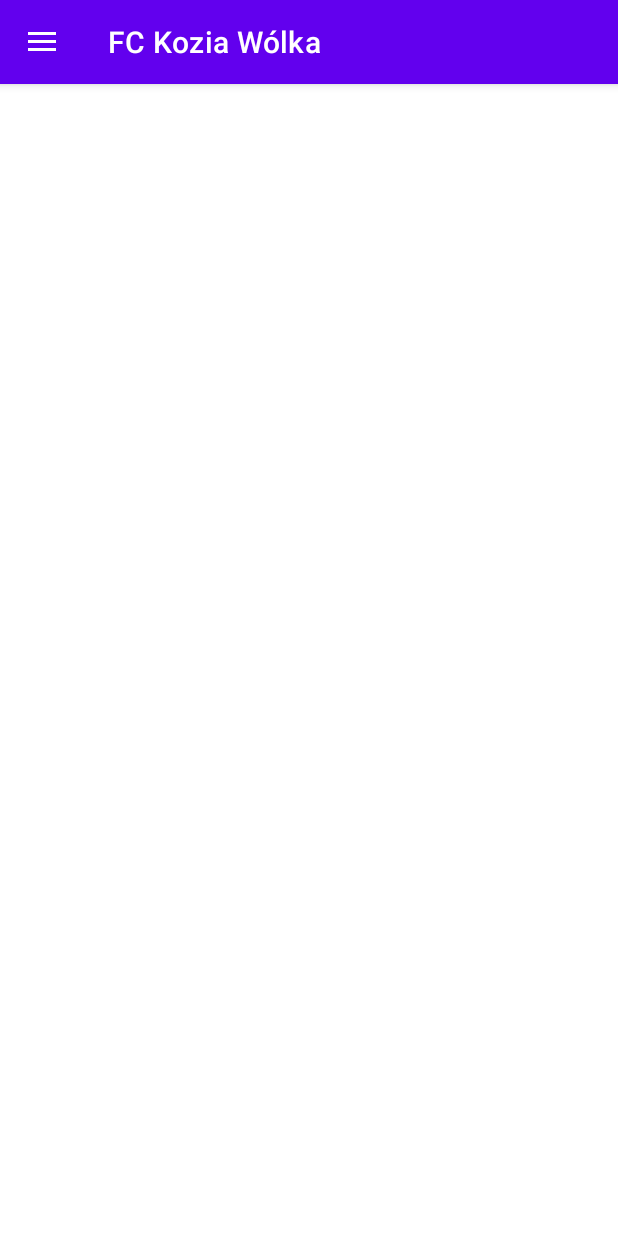
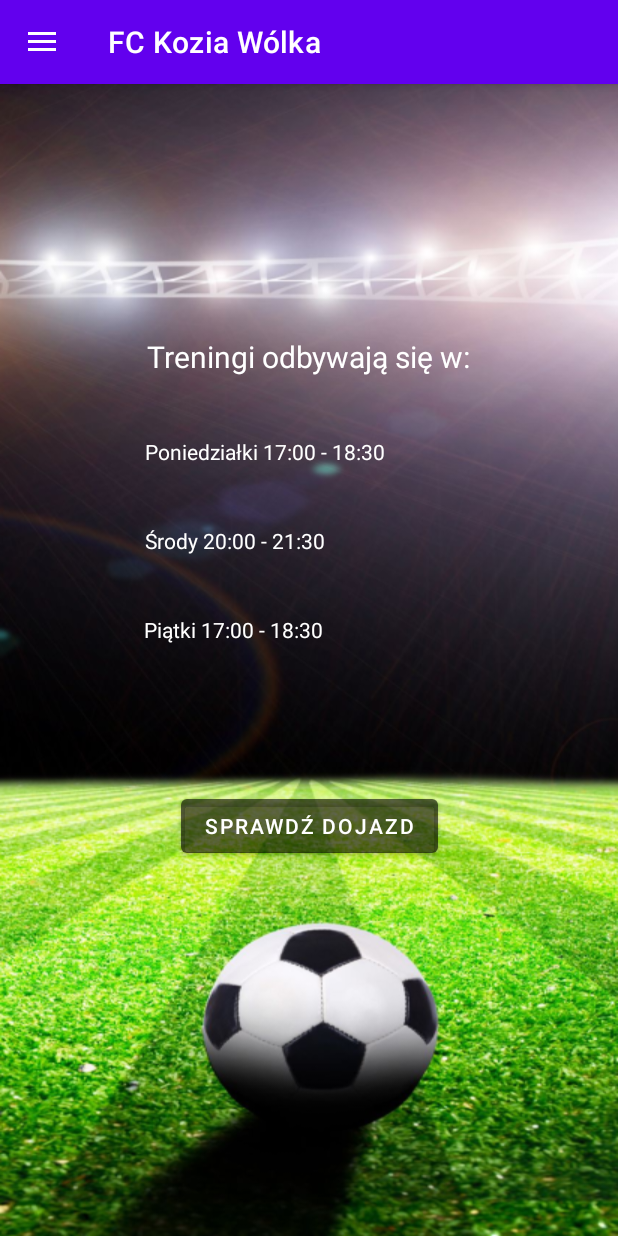
Before and after one commit to pnow1902/ProjektAndroid, an Android app: the fragment Training placed in its activity, in the side drawer, after a tap on "Treningi", on a phone screen of 412 x 824 dp. Run offline under Robolectric (Android 15) with nearby library versions, the phone set to English and light mode, and no system bars.

Commit message:
Third commit (Map added)

```diff
--- a/app/build.gradle
+++ b/app/build.gradle
@@ -41,6 +41,7 @@ dependencies {
     implementation 'androidx.constraintlayout:constraintlayout:2.0.4'
     implementation 'com.google.android.material:material:1.1.0'
     implementation 'com.github.barteksc:android-pdf-viewer:2.8.2'
+    implementation 'com.google.android.gms:play-services-maps:17.0.0'
     testImplementation 'junit:junit:4.+'
     androidTestImplementation 'androidx.test.ext:junit:1.1.2'
     androidTestImplementation 'androidx.test.espresso:espresso-core:3.3.0'
--- a/app/src/main/java/com/example/navigationdrawerapapplication/Contact.kt
+++ b/app/src/main/java/com/example/navigationdrawerapapplication/Contact.kt
@@ -16,7 +16,7 @@ class Contact : Fragment(), View.OnClickListener {
         container: ViewGroup?,
         savedInstanceState: Bundle?
     ): View? {
-        val view: View = inflater!!.inflate(R.layout.fragment_contact, container, false)
+        val view: View = inflater.inflate(R.layout.fragment_contact, container, false)
         val btn2: Button = view.findViewById(R.id.button2)
         btn2.setOnClickListener(this)
         return view
--- a/app/src/main/java/com/example/navigationdrawerapapplication/Home.kt
+++ b/app/src/main/java/com/example/navigationdrawerapapplication/Home.kt
@@ -20,7 +20,7 @@ class Home : Fragment(), View.OnClickListener {
         container: ViewGroup?,
         savedInstanceState: Bundle?
     ): View? {
-        val view: View = inflater!!.inflate(R.layout.fragment_home, container, false)
+        val view: View = inflater.inflate(R.layout.fragment_home, container, false)
         val btn: Button = view.findViewById(R.id.button)
         btn.setOnClickListener(this)
         return view
--- /dev/null
+++ b/app/src/main/java/com/example/navigationdrawerapapplication/Map.kt
@@ -0,0 +1,43 @@
+package com.example.navigationdrawerapapplication
+
+import androidx.appcompat.app.AppCompatActivity
+import android.os.Bundle
+
+import com.google.android.gms.maps.CameraUpdateFactory
+import com.google.android.gms.maps.GoogleMap
+import com.google.android.gms.maps.OnMapReadyCallback
+import com.google.android.gms.maps.SupportMapFragment
+import com.google.android.gms.maps.model.LatLng
+import com.google.android.gms.maps.model.MarkerOptions
+
+class Map : AppCompatActivity(), OnMapReadyCallback {
+
+    private lateinit var mMap: GoogleMap
+
+    override fun onCreate(savedInstanceState: Bundle?) {
+        super.onCreate(savedInstanceState)
+        setContentView(R.layout.activity_map)
+        // Obtain the SupportMapFragment and get notified when the map is ready to be used.
+        val mapFragment = supportFragmentManager
+            .findFragmentById(R.id.map) as SupportMapFragment
+        mapFragment.getMapAsync(this)
+    }
+
+    /**
+     * Manipulates the map once available.
+     * This callback is triggered when the map is ready to be used.
+     * This is where we can add markers or lines, add listeners or move the camera. In this case,
+     * we just add a marker near Sydney, Australia.
+     * If Google Play services is not installed on the device, the user will be prompted to install
+     * it inside the SupportMapFragment. This method will only be triggered once the user has
+     * installed Google Play services and returned to the app.
+     */
+    override fun onMapReady(googleMap: GoogleMap) {
+        mMap = googleMap
+
+        // Add a marker in Sydney and move the camera
+        val koziaWolka = LatLng(53.92097144013287, 19.86042335591463)
+        mMap.addMarker(MarkerOptions().position(koziaWolka).title("Marker in Kozia Wólka"))
+        mMap.moveCamera(CameraUpdateFactory.newLatLngZoom(koziaWolka, 10f))
+    }
+}
--- a/app/src/main/java/com/example/navigationdrawerapapplication/Training.kt
+++ b/app/src/main/java/com/example/navigationdrawerapapplication/Training.kt
@@ -1,18 +1,43 @@
 package com.example.navigationdrawerapapplication
 
+import android.content.Intent
 import android.os.Bundle
 import android.view.LayoutInflater
 import android.view.View
 import android.view.ViewGroup
+import android.widget.Button
+import android.widget.Toast
 import androidx.fragment.app.Fragment
 
-class Training : Fragment() {
+class Training : Fragment(), View.OnClickListener {
 
     override fun onCreateView(
         inflater: LayoutInflater,
         container: ViewGroup?,
         savedInstanceState: Bundle?
     ): View? {
-        return inflater.inflate(R.layout.fragment_training, container, false)
+        val view: View = inflater.inflate(R.layout.fragment_training, container, false)
+        val btn: Button = view.findViewById(R.id.button3)
+        btn.setOnClickListener(this)
+        return view
+    }
+    companion object {
+        fun newInstance(): Training {
+            return Training()
+        }
+    }
+
+    override fun onClick(v: View?) {
+        when (v?.id) {
+            R.id.button3 -> {
+                Toast.makeText(activity, "Map clicked", Toast.LENGTH_SHORT).show()
+                var goToMap: Intent = Intent(activity, Map::class.java)
+                startActivity(goToMap)
+
+            }
+
+            else -> {
+            }
+        }
     }
 }
--- a/app/src/main/res/layout/fragment_training.xml
+++ b/app/src/main/res/layout/fragment_training.xml
@@ -1,6 +1,68 @@
 <?xml version="1.0" encoding="utf-8"?>
-<androidx.constraintlayout.widget.ConstraintLayout
-    xmlns:android="http://schemas.android.com/apk/res/android" android:layout_width="match_parent"
-    android:layout_height="match_parent">
+<androidx.constraintlayout.widget.ConstraintLayout xmlns:android="http://schemas.android.com/apk/res/android"
+    xmlns:app="http://schemas.android.com/apk/res-auto"
+    android:layout_width="match_parent"
+    android:layout_height="match_parent"
+    android:background="@drawable/background">
 
+
+    <TextView
+        android:id="@+id/textView"
+        android:layout_width="wrap_content"
+        android:layout_height="wrap_content"
+        android:layout_marginTop="168dp"
+        android:text="@string/str_training_message"
+        android:textColor="@color/white"
+        android:textSize="20sp"
+        app:layout_constraintEnd_toEndOf="parent"
+        app:layout_constraintStart_toStartOf="parent"
+        app:layout_constraintTop_toTopOf="parent" />
+
+    <TextView
+        android:id="@+id/textView2"
+        android:layout_width="wrap_content"
+        android:layout_height="wrap_content"
+        android:layout_marginTop="40dp"
+        android:text="@string/str_training_day3"
+        android:textColor="@color/white"
+        app:layout_constraintEnd_toEndOf="parent"
+        app:layout_constraintHorizontal_bias="0.384"
+        app:layout_constraintStart_toStartOf="parent"
+        app:layout_constraintTop_toBottomOf="@+id/textView" />
+
+    <TextView
+        android:id="@+id/textView3"
+        android:layout_width="wrap_content"
+        android:layout_height="wrap_content"
+        android:layout_marginTop="40dp"
+        android:text="@string/str_training_day2"
+        android:textColor="@color/white"
+        app:layout_constraintEnd_toEndOf="parent"
+        app:layout_constraintHorizontal_bias="0.331"
+        app:layout_constraintStart_toStartOf="parent"
+        app:layout_constraintTop_toBottomOf="@+id/textView2" />
+
+    <TextView
+        android:id="@+id/textView4"
+        android:layout_width="wrap_content"
+        android:layout_height="wrap_content"
+        android:layout_marginTop="40dp"
+        android:text="@string/str_training_day"
+        android:textColor="@color/white"
+        app:layout_constraintEnd_toEndOf="parent"
+        app:layout_constraintHorizontal_bias="0.329"
+        app:layout_constraintStart_toStartOf="parent"
+        app:layout_constraintTop_toBottomOf="@+id/textView3" />
+
+    <Button
+        android:id="@+id/button3"
+        android:layout_width="wrap_content"
+        android:layout_height="wrap_content"
+        android:text="@string/str_training_dojazd"
+        app:backgroundTint="@color/material_on_background_emphasis_medium"
+        app:layout_constraintBottom_toBottomOf="parent"
+        app:layout_constraintEnd_toEndOf="parent"
+        app:layout_constraintStart_toStartOf="parent"
+        app:layout_constraintTop_toBottomOf="@+id/textView4"
+        app:layout_constraintVertical_bias="0.28" />
 </androidx.constraintlayout.widget.ConstraintLayout>
--- a/app/src/main/res/values/strings.xml
+++ b/app/src/main/res/values/strings.xml
@@ -9,4 +9,14 @@
     <string name="str_contact">Kontakt</string>
     <string name="str_herb">Herb</string>
     <string name="str_schedule">Terminarz</string>
+    <string name="str_training_dojazd">Sprawdź dojazd</string>
+    <string name="str_training_day">Piątki 17:00 - 18:30</string>
+    <string name="str_training_day2">Środy 20:00 - 21:30</string>
+    <string name="str_training_day3">Poniedziałki 17:00 - 18:30</string>
+    <string name="str_training_message">Treningi odbywają się w:</string>
+    <string name="str_contact_name">Wpisz swoje imię</string>
+    <string name="str_contact_mail">Wpisz swój e-mail</string>
+    <string name="str_contact_message">Wpisz swoją wiadomość</string>
+    <string name="str_contact_button">Wyślij</string>
+    <string name="title_activity_map">Map</string>
 </resources>
```
Also changed, not shown: app/src/debug/res/values/google_maps_api.xml (added, +24 -0 lines), app/src/main/AndroidManifest.xml (+25 -4 lines), app/src/main/res/layout/activity_map.xml (added, +9 -0 lines), app/src/main/res/layout/fragment_contact.xml (+5 -6 lines), 1 other file.
